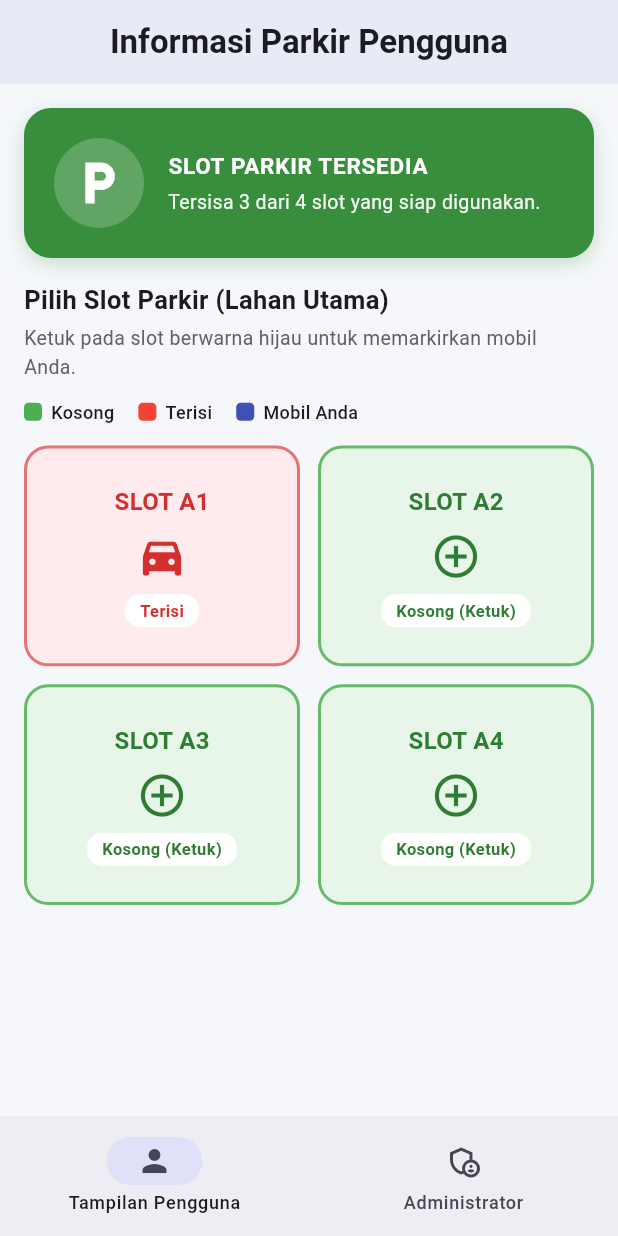
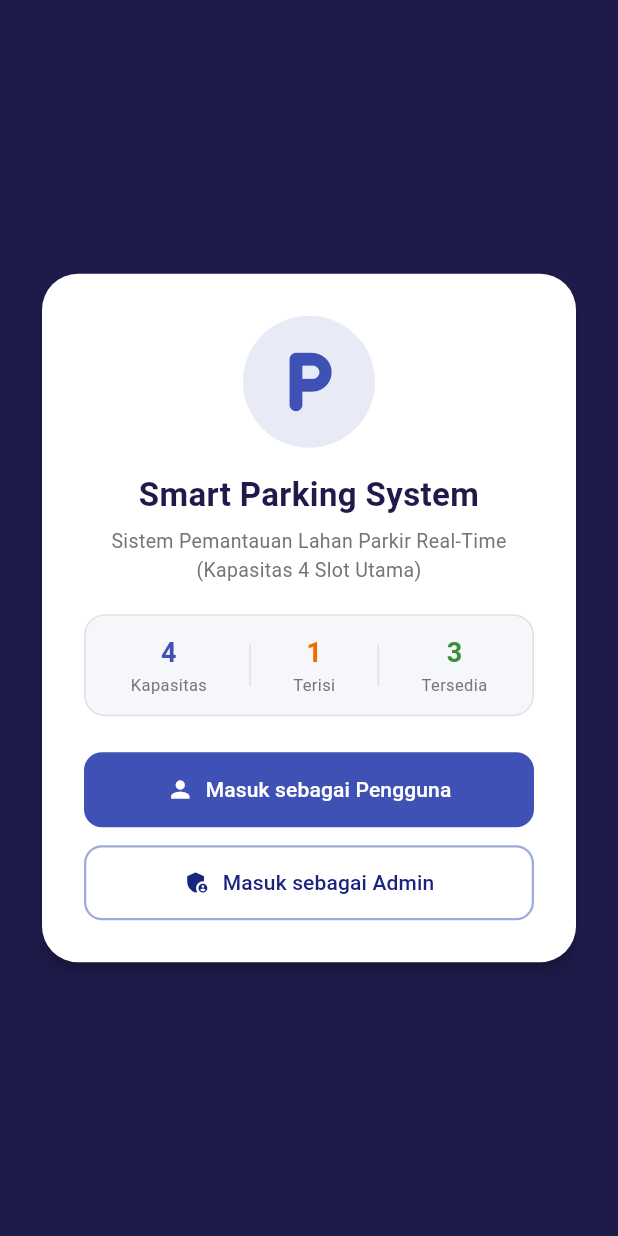
Before and after one commit to razzaryan/FP-smart-parking-system, a Flutter app: the screen it shows after launch, on a phone screen of 412 x 824 dp. Run offline on Flutter 3.47's test engine with Material 3 defaults, Android fonts, the phone set to English and light mode, and no system bars.

Commit message:
Update Final: Menambahkan halaman pemilihan akses Login User dan Admin

```diff
--- a/lib/main.dart
+++ b/lib/main.dart
@@ -4,7 +4,6 @@ void main() {
   runApp(const ParkingApp());
 }
 
-// 1. Root Widget Aplikasi
 class ParkingApp extends StatelessWidget {
   const ParkingApp({super.key});
 
@@ -23,7 +22,6 @@ class ParkingApp extends StatelessWidget {
   }
 }
 
-// 2. Halaman Utama dengan Navigasi (User View & Admin View)
 class MainNavigationScreen extends StatefulWidget {
   const MainNavigationScreen({super.key});
 
@@ -32,28 +30,20 @@ class MainNavigationScreen extends StatefulWidget {
 }
 
 class _MainNavigationScreenState extends State<MainNavigationScreen> {
-  // Index tab aktif: 0 = Dashboard Pengguna, 1 = Panel Admin
-  int _selectedIndex = 0;
+  int _activeScreen = 0;
 
-  // Status 4 Slot Parkir (true = Terisi, false = Kosong)
-  // Nilai awal: Slot A1 terisi (true), sedangkan A2, A3, A4 kosong (false)
   final List<bool> _slotsOccupied = [true, false, false, false];
 
-  // Menyimpan nomor index slot yang sedang ditempati oleh Pengguna aplikasi ini
-  // Bernilai null jika pengguna belum parkir
   int? _myBookedSlot;
   String? _checkInTime;
 
-  // Getter otomatis untuk perhitungan kapasitas
   int get _maxCapacity => _slotsOccupied.length;
   int get _occupiedCount => _slotsOccupied.where((occupied) => occupied).length;
   int get _availableCount => _maxCapacity - _occupiedCount;
   bool get _isFull => _occupiedCount >= _maxCapacity;
   double get _occupancyRate => _occupiedCount / _maxCapacity;
 
-  // --- LOGIKA UNTUK PENGGUNA (USER) ---
   void _bookSlotAsUser(int index) {
-    // Validasi: Pengguna hanya boleh mengambil 1 slot dalam satu waktu
     if (_myBookedSlot != null) {
       ScaffoldMessenger.of(context).showSnackBar(
         SnackBar(
@@ -67,7 +57,6 @@ class _MainNavigationScreenState extends State<MainNavigationScreen> {
       return;
     }
 
-    // Jika slot kosong, kunci slot untuk pengguna ini
     if (!_slotsOccupied[index]) {
       final now = TimeOfDay.now();
       setState(() {
@@ -104,9 +93,7 @@ class _MainNavigationScreenState extends State<MainNavigationScreen> {
     }
   }
 
-  // --- LOGIKA UNTUK ADMIN (SIMULASI SENSOR) ---
   void _adminCarEnter() {
-    // Cari slot pertama yang masih kosong
     final int emptyIndex = _slotsOccupied.indexOf(false);
     if (emptyIndex != -1) {
       setState(() {
@@ -116,7 +103,6 @@ class _MainNavigationScreenState extends State<MainNavigationScreen> {
   }
 
   void _adminCarExit() {
-    // Prioritaskan mengeluarkan mobil selain milik pengguna aktif terlebih dahulu
     for (int i = _maxCapacity - 1; i >= 0; i--) {
       if (_slotsOccupied[i] && i != _myBookedSlot) {
         setState(() {
@@ -125,7 +111,6 @@ class _MainNavigationScreenState extends State<MainNavigationScreen> {
         return;
       }
     }
-    // Jika yang tersisa hanya mobil pengguna aktif, keluarkan juga
     if (_myBookedSlot != null) {
       setState(() {
         _slotsOccupied[_myBookedSlot!] = false;
@@ -138,7 +123,6 @@ class _MainNavigationScreenState extends State<MainNavigationScreen> {
   void _adminToggleSlot(int index) {
     setState(() {
       _slotsOccupied[index] = !_slotsOccupied[index];
-      // Jika slot yang dimatikan admin adalah slot milik user, hapus tiket user
       if (!_slotsOccupied[index] && _myBookedSlot == index) {
         _myBookedSlot = null;
         _checkInTime = null;
@@ -158,20 +142,30 @@ class _MainNavigationScreenState extends State<MainNavigationScreen> {
 
   @override
   Widget build(BuildContext context) {
+    // Menampilkan Halaman Pilih Peran (Login Gate) jika _activeScreen == 0
+    if (_activeScreen == 0) {
+      return _buildLoginGateScreen();
+    }
+
     return Scaffold(
       appBar: AppBar(
+        leading: IconButton(
+          icon: const Icon(Icons.logout),
+          tooltip: 'Keluar / Ganti Akses',
+          onPressed: () => setState(() => _activeScreen = 0),
+        ),
         title: Text(
-          _selectedIndex == 0
-              ? 'Informasi Parkir Pengguna'
+          _activeScreen == 1
+              ? 'User Parking Information'
               : 'Dashboard Admin (Sensor)',
           style: const TextStyle(fontWeight: FontWeight.bold),
         ),
         centerTitle: true,
-        backgroundColor: _selectedIndex == 0
+        backgroundColor: _activeScreen == 1
             ? Colors.indigo.shade50
             : Colors.amber.shade100,
         actions: [
-          if (_selectedIndex == 1)
+          if (_activeScreen == 2)
             IconButton(
               onPressed: _resetAll,
               tooltip: 'Kosongkan Semua Slot',
@@ -179,13 +173,12 @@ class _MainNavigationScreenState extends State<MainNavigationScreen> {
             ),
         ],
       ),
-      // Menampilkan halaman sesuai tab yang dipilih
-      body: _selectedIndex == 0 ? _buildUserDashboard() : _buildAdminDashboard(),
+      body: _activeScreen == 1 ? _buildUserDashboard() : _buildAdminDashboard(),
       bottomNavigationBar: NavigationBar(
-        selectedIndex: _selectedIndex,
+        selectedIndex: _activeScreen - 1,
         onDestinationSelected: (index) {
           setState(() {
-            _selectedIndex = index;
+            _activeScreen = index + 1;
           });
         },
         destinations: const [
@@ -197,33 +190,184 @@ class _MainNavigationScreenState extends State<MainNavigationScreen> {
           NavigationDestination(
             icon: Icon(Icons.admin_panel_settings_outlined),
             selectedIcon: Icon(Icons.admin_panel_settings),
-            label: 'Administrator',
+            label: 'Simulasi Admin',
           ),
         ],
       ),
     );
   }
 
-  // ===========================================================================
-  // TAMPILAN 1: DASHBOARD PENGGUNA (USER)
-  // ===========================================================================
+  Widget _buildLoginGateScreen() {
+    return Scaffold(
+      backgroundColor: const Color(0xFF1E1B4B), // Deep Indigo Background
+      body: Center(
+        child: SingleChildScrollView(
+          padding: const EdgeInsets.all(24),
+          child: ConstrainedBox(
+            constraints: const BoxConstraints(maxWidth: 400),
+            child: Card(
+              elevation: 4,
+              color: Colors.white,
+              shape: RoundedRectangleBorder(
+                borderRadius: BorderRadius.circular(24),
+              ),
+              child: Padding(
+                padding: const EdgeInsets.all(28),
+                child: Column(
+                  mainAxisSize: MainAxisSize.min,
+                  children: [
+                    Container(
+                      padding: const EdgeInsets.all(18),
+                      decoration: BoxDecoration(
+                        color: Colors.indigo.shade50,
+                        shape: BoxShape.circle,
+                      ),
+                      child: const Icon(
+                        Icons.local_parking_rounded,
+                        size: 52,
+                        color: Colors.indigo,
+                      ),
+                    ),
+                    const SizedBox(height: 16),
+                    const Text(
+                      'Smart Parking System',
+                      textAlign: TextAlign.center,
+                      style: TextStyle(
+                        fontSize: 22,
+                        fontWeight: FontWeight.bold,
+                        color: Color(0xFF1E1B4B),
+                      ),
+                    ),
+                    const SizedBox(height: 6),
+                    Text(
+                      'Sistem Pemantauan Lahan Parkir Real-Time\n(Kapasitas 4 Slot Utama)',
+                      textAlign: TextAlign.center,
+                      style: TextStyle(
+                        fontSize: 13,
+                        color: Colors.grey.shade600,
+                      ),
+                    ),
+                    const SizedBox(height: 20),
+
+                    Container(
+                      padding: const EdgeInsets.symmetric(
+                        vertical: 12,
+                        horizontal: 16,
+                      ),
+                      decoration: BoxDecoration(
+                        color: const Color(0xFFF5F7FA),
+                        borderRadius: BorderRadius.circular(14),
+                        border: Border.all(color: Colors.grey.shade300),
+                      ),
+                      child: Row(
+                        mainAxisAlignment: MainAxisAlignment.spaceAround,
+                        children: [
+                          _buildMiniPreviewStat(
+                            'Kapasitas',
+                            '$_maxCapacity',
+                            Colors.indigo,
+                          ),
+                          Container(
+                            height: 28,
+                            width: 1,
+                            color: Colors.grey.shade300,
+                          ),
+                          _buildMiniPreviewStat(
+                            'Terisi',
+                            '$_occupiedCount',
+                            Colors.orange.shade800,
+                          ),
+                          Container(
+                            height: 28,
+                            width: 1,
+                            color: Colors.grey.shade300,
+                          ),
+                          _buildMiniPreviewStat(
+                            'Tersedia',
+                            '$_availableCount',
+                            Colors.green.shade700,
+                          ),
+                        ],
+                      ),
+                    ),
+                    const SizedBox(height: 24),
+
+                    SizedBox(
+                      width: double.infinity,
+                      child: FilledButton.icon(
+                        onPressed: () => setState(() => _activeScreen = 1),
+                        icon: const Icon(Icons.person),
+                        label: const Text('Masuk sebagai Pengguna'),
+                        style: FilledButton.styleFrom(
+                          backgroundColor: Colors.indigo,
+                          padding: const EdgeInsets.symmetric(vertical: 15),
+                          shape: RoundedRectangleBorder(
+                            borderRadius: BorderRadius.circular(12),
+                          ),
+                        ),
+                      ),
+                    ),
+                    const SizedBox(height: 12),
+
+                    SizedBox(
+                      width: double.infinity,
+                      child: OutlinedButton.icon(
+                        onPressed: () => setState(() => _activeScreen = 2),
+                        icon: const Icon(Icons.admin_panel_settings),
+                        label: const Text('Masuk sebagai Admin'),
+                        style: OutlinedButton.styleFrom(
+                          foregroundColor: Colors.indigo.shade900,
+                          side: BorderSide(color: Colors.indigo.shade200, width: 1.5),
+                          padding: const EdgeInsets.symmetric(vertical: 15),
+                          shape: RoundedRectangleBorder(
+                            borderRadius: BorderRadius.circular(12),
+                          ),
+                        ),
+                      ),
+                    ),
+                  ],
+                ),
+              ),
+            ),
+          ),
+        ),
+      ),
+    );
+  }
+
+  Widget _buildMiniPreviewStat(String label, String value, Color color) {
+    return Column(
+      children: [
+        Text(
+          value,
+          style: TextStyle(
+            fontSize: 18,
+            fontWeight: FontWeight.bold,
+            color: color,
+          ),
+        ),
+        Text(
+          label,
+          style: TextStyle(fontSize: 11, color: Colors.grey.shade600),
+        ),
+      ],
+    );
+  }
+
   Widget _buildUserDashboard() {
     return SingleChildScrollView(
       padding: const EdgeInsets.all(16),
       child: Column(
         crossAxisAlignment: CrossAxisAlignment.start,
         children: [
-          // 1. Banner Status Ketersediaan Parkir
           _buildUserStatusBanner(),
           const SizedBox(height: 16),
 
-          // 2. Kartu Tiket Parkir Aktif (Hanya muncul jika user sedang parkir)
           if (_myBookedSlot != null) ...[
             _buildActiveTicketCard(),
             const SizedBox(height: 16),
           ],
 
-          // 3. Judul & Legenda Denah Slot Parkir
           const Text(
             'Pilih Slot Parkir (Lahan Utama)',
             style: TextStyle(fontSize: 17, fontWeight: FontWeight.bold),
@@ -235,7 +379,6 @@ class _MainNavigationScreenState extends State<MainNavigationScreen> {
           ),
           const SizedBox(height: 12),
 
-          // Indikator Legenda Warna
           Row(
             children: [
               _buildLegendItem(Colors.green, 'Kosong'),
@@ -247,7 +390,6 @@ class _MainNavigationScreenState extends State<MainNavigationScreen> {
           ),
           const SizedBox(height: 14),
 
-          // 4. Grid 4 Slot Parkir Interaktif (2 Kolom x 2 Baris)
           GridView.builder(
             shrinkWrap: true,
             physics: const NeverScrollableScrollPhysics(),
@@ -267,7 +409,6 @@ class _MainNavigationScreenState extends State<MainNavigationScreen> {
     );
   }
 
-  // Banner besar informasi sisa slot untuk Pengguna
   Widget _buildUserStatusBanner() {
     final Color bannerColor =
         _isFull ? Colors.red.shade700 : Colors.green.shade700;
@@ -332,7 +473,6 @@ class _MainNavigationScreenState extends State<MainNavigationScreen> {
     );
   }
 
-  // Kartu Tiket Aktif saat pengguna berhasil memilih slot
   Widget _buildActiveTicketCard() {
     return Card(
       elevation: 0,
@@ -403,7 +543,6 @@ class _MainNavigationScreenState extends State<MainNavigationScreen> {
     );
   }
 
-  // Kotak Slot Parkir untuk Pengguna
   Widget _buildInteractiveUserSlotCard(int index) {
     final bool isOccupied = _slotsOccupied[index];
     final bool isMySlot = _myBookedSlot == index;
@@ -510,7 +649,6 @@ class _MainNavigationScreenState extends State<MainNavigationScreen> {
       padding: const EdgeInsets.all(16),
       child: Column(
         children: [
-          // Kartu Ringkasan Admin
           Card(
             elevation: 0,
             color: Colors.white,
@@ -549,7 +687,6 @@ class _MainNavigationScreenState extends State<MainNavigationScreen> {
           ),
           const SizedBox(height: 16),
 
-          // Kartu Kontrol Sensor Admin
           Card(
             elevation: 1,
             color: Colors.white,
@@ -563,7 +700,7 @@ class _MainNavigationScreenState extends State<MainNavigationScreen> {
                     mainAxisAlignment: MainAxisAlignment.spaceBetween,
                     children: [
                       const Text(
-                        'Control Sensor Parking System',
+                        'Kontrol Sensor Lahan Parkir',
                         style: TextStyle(fontSize: 17, fontWeight: FontWeight.bold),
                       ),
                       Container(
@@ -594,7 +731,6 @@ class _MainNavigationScreenState extends State<MainNavigationScreen> {
                   ),
                   const SizedBox(height: 14),
 
-                  // 4 Kotak Sensor yang bisa diklik langsung oleh Admin
                   Row(
                     children: List.generate(_maxCapacity, (index) {
                       final bool isOccupied = _slotsOccupied[index];
@@ -647,7 +783,6 @@ class _MainNavigationScreenState extends State<MainNavigationScreen> {
                   ),
                   const SizedBox(height: 20),
 
-                  // Progress Bar
                   ClipRRect(
                     borderRadius: BorderRadius.circular(8),
                     child: LinearProgressIndicator(
@@ -663,7 +798,6 @@ class _MainNavigationScreenState extends State<MainNavigationScreen> {
                   ),
                   const SizedBox(height: 20),
 
-                  // Tombol + Mobil Masuk & - Mobil Keluar
                   Row(
                     children: [
                       Expanded(
```
Also changed, not shown: 2 other files.
